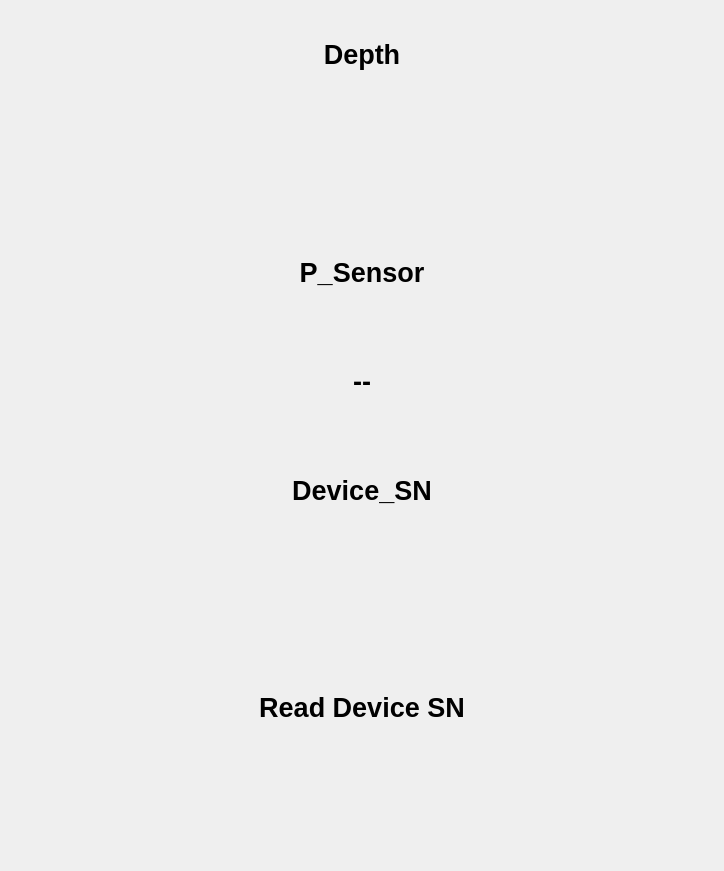
Old version of the form AngStrong/displayview.ui in the repository 1500136508/AngStrong.
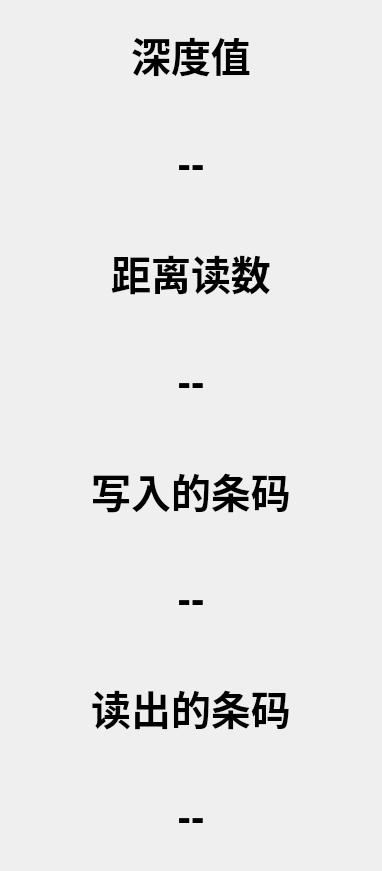
New version of the form. Icons and pictures are not drawn.

Diff of the .ui file:
```diff
--- a/AngStrong/displayview.ui
+++ b/AngStrong/displayview.ui
@@ -6,7 +6,7 @@
    <rect>
     <x>0</x>
     <y>0</y>
-    <width>724</width>
+    <width>382</width>
     <height>871</height>
    </rect>
   </property>
@@ -33,7 +33,7 @@
     <widget class="QLabel" name="m_lab_depth">
      <property name="font">
       <font>
-       <pointsize>20</pointsize>
+       <pointsize>30</pointsize>
        <weight>75</weight>
        <bold>true</bold>
       </font>
@@ -42,7 +42,7 @@
       <string notr="true">border-image: url(:/AngStrong/image_ico/backgroup/BG3.png);</string>
      </property>
      <property name="text">
-      <string/>
+      <string>--</string>
      </property>
      <property name="alignment">
       <set>Qt::AlignCenter</set>
@@ -53,7 +53,7 @@
     <widget class="QLabel" name="m_lab_device_sn">
      <property name="font">
       <font>
-       <pointsize>15</pointsize>
+       <pointsize>30</pointsize>
        <weight>75</weight>
        <bold>true</bold>
       </font>
@@ -62,7 +62,7 @@
       <string notr="true">border-image: url(:/AngStrong/image_ico/backgroup/BG3.png);</string>
      </property>
      <property name="text">
-      <string/>
+      <string>--</string>
      </property>
      <property name="alignment">
       <set>Qt::AlignCenter</set>
@@ -73,13 +73,13 @@
     <widget class="QLabel" name="m_lab_read_data_title">
      <property name="font">
       <font>
-       <pointsize>20</pointsize>
+       <pointsize>30</pointsize>
        <weight>75</weight>
        <bold>true</bold>
       </font>
      </property>
      <property name="text">
-      <string>P_Sensor</string>
+      <string>距离读数</string>
      </property>
      <property name="alignment">
       <set>Qt::AlignCenter</set>
@@ -90,13 +90,13 @@
     <widget class="QLabel" name="m_lab_device_sn_title">
      <property name="font">
       <font>
-       <pointsize>20</pointsize>
+       <pointsize>30</pointsize>
        <weight>75</weight>
        <bold>true</bold>
       </font>
      </property>
      <property name="text">
-      <string>Device_SN</string>
+      <string>写入的条码</string>
      </property>
      <property name="alignment">
       <set>Qt::AlignCenter</set>
@@ -107,13 +107,13 @@
     <widget class="QLabel" name="m_lab_depth_title">
      <property name="font">
       <font>
-       <pointsize>20</pointsize>
+       <pointsize>30</pointsize>
        <weight>75</weight>
        <bold>true</bold>
       </font>
      </property>
      <property name="text">
-      <string>Depth</string>
+      <string>深度值</string>
      </property>
      <property name="alignment">
       <set>Qt::AlignCenter</set>
@@ -124,7 +124,7 @@
     <widget class="QLabel" name="m_lab_read_data">
      <property name="font">
       <font>
-       <pointsize>20</pointsize>
+       <pointsize>30</pointsize>
        <weight>75</weight>
        <bold>true</bold>
       </font>
@@ -144,13 +144,13 @@
     <widget class="QLabel" name="m_lab_read_sn_title">
      <property name="font">
       <font>
-       <pointsize>20</pointsize>
+       <pointsize>30</pointsize>
        <weight>75</weight>
        <bold>true</bold>
       </font>
      </property>
      <property name="text">
-      <string>Read Device SN</string>
+      <string>读出的条码</string>
      </property>
      <property name="textFormat">
       <enum>Qt::AutoText</enum>
@@ -164,7 +164,7 @@
     <widget class="QLabel" name="m_lab_mouse_xy">
      <property name="font">
       <font>
-       <pointsize>20</pointsize>
+       <pointsize>30</pointsize>
        <weight>75</weight>
        <bold>true</bold>
       </font>
@@ -173,7 +173,7 @@
       <string notr="true">border-image: url(:/AngStrong/image_ico/backgroup/BG3.png);</string>
      </property>
      <property name="text">
-      <string/>
+      <string>--</string>
      </property>
      <property name="alignment">
       <set>Qt::AlignCenter</set>
```
Left out of the diff: 2 changed lines with no effect on the pictures.
